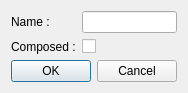
Old version of the form sources/EditEntityDialog.ui in the repository ShrademnThill/ogre-construction-set.
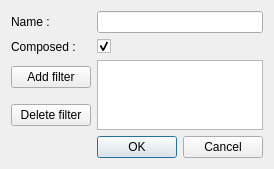
New version of the form.

Commit message: Mise a jour importante. Sauvegarde, chargement, grille, possibilite de grouper les entity, etc.

```diff
--- a/sources/EditEntityDialog.ui
+++ b/sources/EditEntityDialog.ui
@@ -6,8 +6,8 @@
    <rect>
     <x>0</x>
     <y>0</y>
-    <width>178</width>
-    <height>90</height>
+    <width>261</width>
+    <height>155</height>
    </rect>
   </property>
   <property name="windowTitle">
@@ -15,11 +15,6 @@
   </property>
   <layout class="QGridLayout" name="gridLayout">
    <item row="0" column="0">
-    <layout class="QFormLayout" name="formLayout_2">
-     <property name="fieldGrowthPolicy">
-      <enum>QFormLayout::AllNonFixedFieldsGrow</enum>
-     </property>
-     <item row="0" column="0">
       <widget class="QLabel" name="nameLabel">
        <property name="text">
         <string>Name :</string>
@@ -37,11 +32,13 @@
       </widget>
      </item>
      <item row="1" column="1">
-      <widget class="QCheckBox" name="composedCheckBox"/>
-     </item>
-    </layout>
-   </item>
-   <item row="1" column="0">
+    <widget class="QCheckBox" name="composedCheckBox">
+     <property name="checked">
+      <bool>true</bool>
+     </property>
+    </widget>
+   </item>
+   <item row="4" column="1">
     <widget class="QDialogButtonBox" name="buttonBox">
      <property name="orientation">
       <enum>Qt::Horizontal</enum>
@@ -51,6 +48,23 @@
      </property>
     </widget>
    </item>
+   <item row="2" column="1" rowspan="2">
+    <widget class="QListView" name="listView"/>
+   </item>
+   <item row="2" column="0">
+    <widget class="QPushButton" name="addFilterButton">
+     <property name="text">
+      <string>Add filter</string>
+     </property>
+    </widget>
+   </item>
+   <item row="3" column="0">
+    <widget class="QPushButton" name="deleteFilterButton">
+     <property name="text">
+      <string>Delete filter</string>
+     </property>
+    </widget>
+   </item>
   </layout>
  </widget>
  <resources/>
```
Lines whose indentation alone changed are shown as unchanged. The commit also changes 44 other files.
